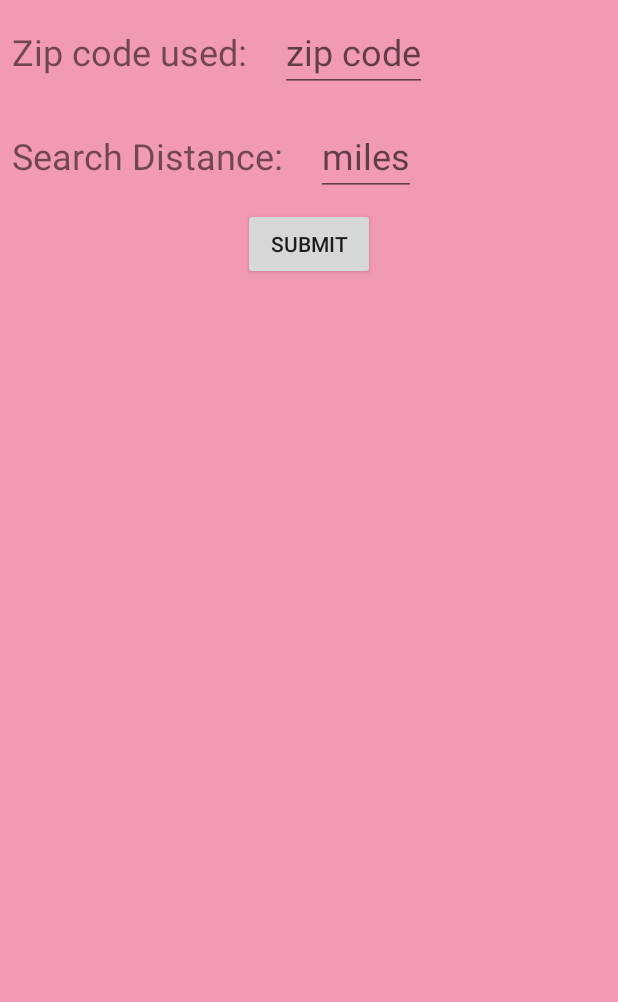
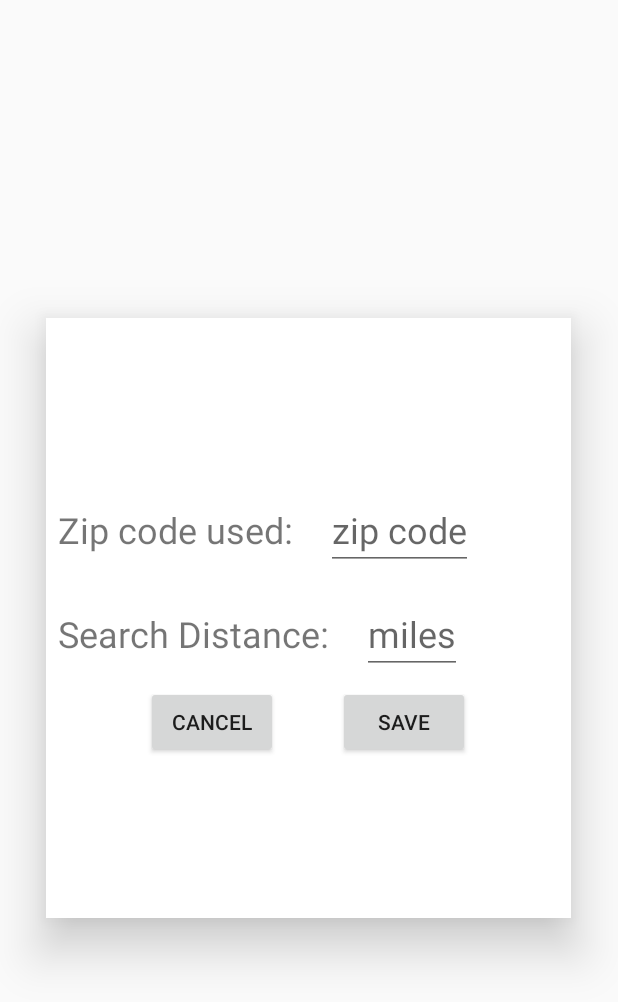
Before and after one commit to Marunizer/MyApplication, an Android app: the fragment LocationDialogFragment shown on its own in the app's theme, on a phone screen of 412 x 824 dp. Shown: the top 1002 px of the screen. Run offline under Robolectric (Android 15) with nearby library versions, the light colour scheme and no system bars.

Commit message:
Added cancel button to dialog fragment + House cleaning

```diff
--- a/app/src/main/java/sadappp/myapplication/model3D/MainActivity.java
+++ b/app/src/main/java/sadappp/myapplication/model3D/MainActivity.java
@@ -22,7 +22,6 @@ import com.google.android.gms.location.LocationServices;
 
 import sadappp.myapplication.model3D.util.LocationHelper;
 import sadappp.myapplication.model3D.view.LocationActivity;
-import sadappp.myapplication.model3D.view.LocationDialogFragment;
 import sadappp.myapplication.model3D.view.RestaurantViewActivity;
 import sadappp.myapplication.R;
 
--- a/app/src/main/java/sadappp/myapplication/model3D/util/LocationHelper.java
+++ b/app/src/main/java/sadappp/myapplication/model3D/util/LocationHelper.java
@@ -1,7 +1,6 @@
 package sadappp.myapplication.model3D.util;
 
 import android.content.Context;
-import android.content.SharedPreferences;
 import android.location.Address;
 import android.location.Geocoder;
 import android.location.Location;
@@ -11,9 +10,6 @@ import java.util.List;
 
 /**
  * Created by mende on 10/30/2017.
- *
- *      * USE A SHARED PREFERENCE VARIABLE
- *       - Keep track of the last zipcode that has been used, that way user never has to see zipcode screen again
  */
 
 public final class LocationHelper {
--- a/app/src/main/java/sadappp/myapplication/model3D/util/Restaurant.java
+++ b/app/src/main/java/sadappp/myapplication/model3D/util/Restaurant.java
@@ -5,7 +5,6 @@ import java.util.ArrayList;
 
 /**
  * Created by mende on 12/13/2017.
- * Influenced by Flynn
  */
 
 public class Restaurant {
--- a/app/src/main/java/sadappp/myapplication/model3D/view/LocationActivity.java
+++ b/app/src/main/java/sadappp/myapplication/model3D/view/LocationActivity.java
@@ -4,9 +4,6 @@ import android.app.Activity;
 import android.content.Context;
 import android.content.Intent;
 import android.content.SharedPreferences;
-import android.location.Address;
-import android.location.Geocoder;
-import android.location.Location;
 import android.os.Bundle;
 import android.view.View;
 import android.widget.Button;
@@ -15,7 +12,6 @@ import android.widget.TextView;
 import android.widget.Toast;
 
 import java.io.IOException;
-import java.util.List;
 
 import sadappp.myapplication.R;
 import sadappp.myapplication.model3D.util.LocationHelper;
--- a/app/src/main/java/sadappp/myapplication/model3D/view/LocationDialogFragment.java
+++ b/app/src/main/java/sadappp/myapplication/model3D/view/LocationDialogFragment.java
@@ -13,12 +13,9 @@ import android.view.ViewGroup;
 import android.view.Window;
 import android.widget.Button;
 import android.widget.EditText;
-import android.widget.Toast;
 
 import java.io.IOException;
 import java.util.Objects;
-
-import javax.microedition.khronos.egl.EGLDisplay;
 
 import sadappp.myapplication.R;
 import sadappp.myapplication.model3D.util.LocationHelper;
@@ -32,17 +29,8 @@ public class LocationDialogFragment extends DialogFragment {
     EditText newRadius;
     EditText newZip;
     Button submitButton;
+    Button cancelButton;
     Context context;
-
-//    public static LocationDialogFragment newInstance() {
-//        LocationDialogFragment  f = new LocationDialogFragment ();
-//        // Supply index input as an argument.
-//        Bundle args = new Bundle();
-//
-//
-//        return f;
-//    }
-
 
     /** The system calls this to get the DialogFragment's layout, regardless
      of whether it's being displayed as a dialog or an embedded fragment. */
@@ -53,7 +41,8 @@ public class LocationDialogFragment extends DialogFragment {
         // Inflate the layout to use as dialog or embedded fragment
         newRadius = (EditText) rootView.findViewById(R.id.newRadius);
         newZip = (EditText) rootView.findViewById(R.id.newAddress);
-        submitButton= (Button)rootView.findViewById(R.id.submit_but);
+        submitButton= (Button)rootView.findViewById(R.id.submit_butt);
+        cancelButton = (Button)rootView.findViewById(R.id.cancel_butt);
         context = getContext();
 
         submitButton.setOnClickListener(new View.OnClickListener() {
@@ -62,6 +51,14 @@ public class LocationDialogFragment extends DialogFragment {
                 submitButton(view);
             }
         });
+
+        cancelButton.setOnClickListener(new View.OnClickListener() {
+            @Override
+            public void onClick(View view) {
+                cancelButton(view);
+            }
+        });
+
         return rootView;
     }
 
@@ -103,6 +100,11 @@ public class LocationDialogFragment extends DialogFragment {
         }
     }
 
+    public void cancelButton(View view)
+    {
+        dismiss();
+    }
+
     @Override
     public void onCreateOptionsMenu(Menu menu, MenuInflater inflater) {
         super.onCreateOptionsMenu(menu, inflater);
--- a/app/src/main/java/sadappp/myapplication/model3D/view/RestaurantViewActivity.java
+++ b/app/src/main/java/sadappp/myapplication/model3D/view/RestaurantViewActivity.java
@@ -69,15 +69,10 @@ import static android.content.ContentValues.TAG;
  *     * When a default picture was added to the imageView inside card_view_restaurant,
  *      it seems to delay the process of showing items, and does it all at once instead.
  *          - Replace default image with a very small default picture unlike the one currently there
- *
- *     * After all that, make sure the recycler view is properly displaying everything dynamically
- *
+
  *     * Implement a reload when user swipes all the way down from the top of the screen to update the list
  *     X I think Nick has done this, Have not actually tested in real time environment.
  *            Would be nice if the swipe up moved the entire screen down instead of having a circle come out of nowhere
- *
- *     * Have the same functionality of finding geographical coordinates currently in mainActivity for the reload on swipe
- *          - This probably means there should be a Class for finding your current coordinates to avoid a ton of repeat code.
  *
  *     * Not sure where this will be implemented. But maybe onDestroy(); there should be some call to a method to remove
  *           all the png's downloaded to relieve storage. Will be EXTREMELY necessary in the future.
@@ -100,6 +95,7 @@ public class RestaurantViewActivity extends AppCompatActivity implements MyAdapt
     private SwipeRefreshLayout mySwipeRefreshLayout;
     Toolbar toolbar;
     TextView textView;
+    double radius;// = .6; //should default be something
     public static final int DIALOG_FRAGMENT = 1;
 
     @Override
@@ -185,7 +181,7 @@ public class RestaurantViewActivity extends AppCompatActivity implements MyAdapt
                     if (bytesTotal > 0) {
                         percentage = (int) (bytesCurrent / bytesTotal * 100);
                     }
-                    System.out.println("YO THIS DOWNLOAD AT *** : " + percentage + "%" );
+                    System.out.println("Progress of download is at : " + percentage + "%" );
                 }
 
                 @Override
@@ -195,7 +191,6 @@ public class RestaurantViewActivity extends AppCompatActivity implements MyAdapt
             });
         }
     }
-
 
     //  Access Firebase
     //  Access GeoFire
@@ -218,13 +213,13 @@ public class RestaurantViewActivity extends AppCompatActivity implements MyAdapt
 
                 //Dynamic and will actually be used - Crashes, mLastLocation seems to be null :(
                 double latitude = LocationHelper.getLatitude();
-                double longitude;// = mLastLocation.getLongitude();
-                double radius;// = .6;
+                double longitude  = LocationHelper.getLongitude();
                 //TODO: make radius a variable that can be changed by the user, default wll be 10 miles
 
                 //hardcoded values for testing purposes
                 latitude = 28.546373;
                 longitude = -81.162192;
+                //radius = LocationHelper.getRadius();
                 radius = 10;
 
                 //A GeoFire GeoQuery takes in the latitude, longitude, and finally the radius based on kilometers.
@@ -387,6 +382,7 @@ class MyAdapter extends RecyclerView.Adapter<MyAdapter.ViewHolder> {
 
     // Provide a suitable constructor (depends on the kind of dataset)
     MyAdapter(ArrayList myDataset, Context context) {
+
         this.mDataset = myDataset;
         this.context = context;
         try {
--- a/app/src/main/res/layout/location_dialog_frag.xml
+++ b/app/src/main/res/layout/location_dialog_frag.xml
@@ -1,8 +1,11 @@
 <?xml version="1.0" encoding="utf-8"?>
 <LinearLayout xmlns:android="http://schemas.android.com/apk/res/android"
-    android:orientation="vertical" android:layout_width="match_parent"
-    android:layout_height="match_parent"
-    android:background="@color/noni_theme"
+    android:orientation="vertical" android:layout_width="350dp"
+    android:layout_height="400dp"
+    android:gravity="center"
+    android:layout_gravity="center"
+    android:background="@color/cardview_light_background"
+    android:elevation="20dp"
     >
 
     <LinearLayout
@@ -13,6 +16,7 @@
         android:layout_width="wrap_content"
         android:layout_height="wrap_content"
         android:text="Zip code used: "
+
         android:layout_margin="8dp"
         android:textSize="24sp"/>
 
@@ -56,11 +60,28 @@
 
 </LinearLayout>
 
+    <LinearLayout
+        android:layout_width="match_parent"
+        android:layout_height="wrap_content"
+        android:orientation="horizontal"
+        android:gravity="center">
+
+        <Button
+            android:id="@+id/cancel_butt"
+            android:layout_width="wrap_content"
+            android:layout_height="wrap_content"
+            android:layout_gravity="center"
+            android:layout_marginRight="20dp"
+            android:text="@string/cancel"/>
+
     <Button
-        android:id="@+id/submit_but"
+        android:id="@+id/submit_butt"
         android:layout_width="wrap_content"
         android:layout_height="wrap_content"
         android:layout_gravity="center"
-        android:text="Submit" />
+        android:layout_marginLeft="20dp"
+        android:text="Save" />
+
+    </LinearLayout>
 
 </LinearLayout>
```
